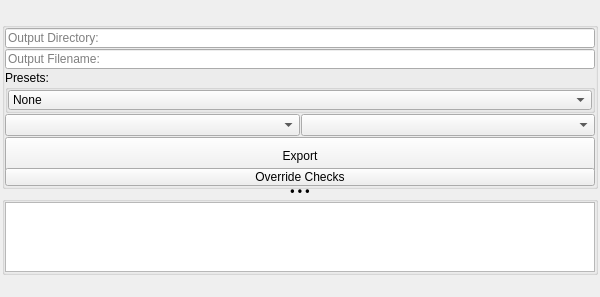
This is mayatk/env_utils/scene_exporter/scene_exporter.ui in m3trik/mayatk as Qt 5 draws it before an edit. The edited form follows.
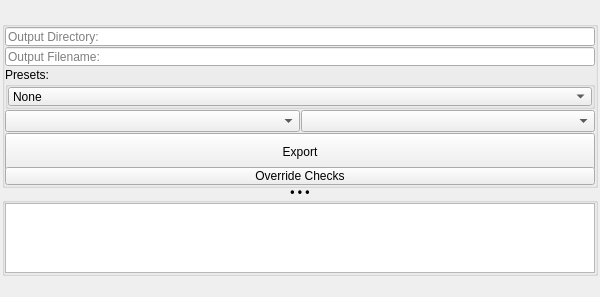
This is the edited form. Custom widgets are drawn as their Qt base class.

Patch:
```diff
--- a/mayatk/env_utils/scene_exporter/scene_exporter.ui
+++ b/mayatk/env_utils/scene_exporter/scene_exporter.ui
@@ -55,7 +55,7 @@
         <property name="minimumSize">
          <size>
           <width>0</width>
-          <height>20</height>
+          <height>19</height>
          </size>
         </property>
         <property name="font">
@@ -107,13 +107,13 @@
            <property name="minimumSize">
             <size>
              <width>0</width>
-             <height>20</height>
+             <height>19</height>
             </size>
            </property>
            <property name="maximumSize">
             <size>
              <width>16777215</width>
-             <height>20</height>
+             <height>19</height>
             </size>
            </property>
            <property name="toolTip">
@@ -129,13 +129,13 @@
            <property name="minimumSize">
             <size>
              <width>0</width>
-             <height>20</height>
+             <height>19</height>
             </size>
            </property>
            <property name="maximumSize">
             <size>
              <width>16777215</width>
-             <height>20</height>
+             <height>19</height>
             </size>
            </property>
            <property name="toolTip">
@@ -172,13 +172,13 @@
               <property name="minimumSize">
                <size>
                 <width>0</width>
-                <height>20</height>
+                <height>19</height>
                </size>
               </property>
               <property name="maximumSize">
                <size>
                 <width>16777215</width>
-                <height>20</height>
+                <height>19</height>
                </size>
               </property>
               <property name="toolTip">
@@ -210,7 +210,7 @@
              <property name="minimumSize">
               <size>
                <width>0</width>
-               <height>20</height>
+               <height>19</height>
               </size>
              </property>
              <property name="toolTip">
@@ -344,13 +344,13 @@
         <property name="minimumSize">
          <size>
           <width>0</width>
-          <height>20</height>
+          <height>19</height>
          </size>
         </property>
         <property name="maximumSize">
          <size>
           <width>16777215</width>
-          <height>20</height>
+          <height>19</height>
          </size>
         </property>
        </widget>
```
